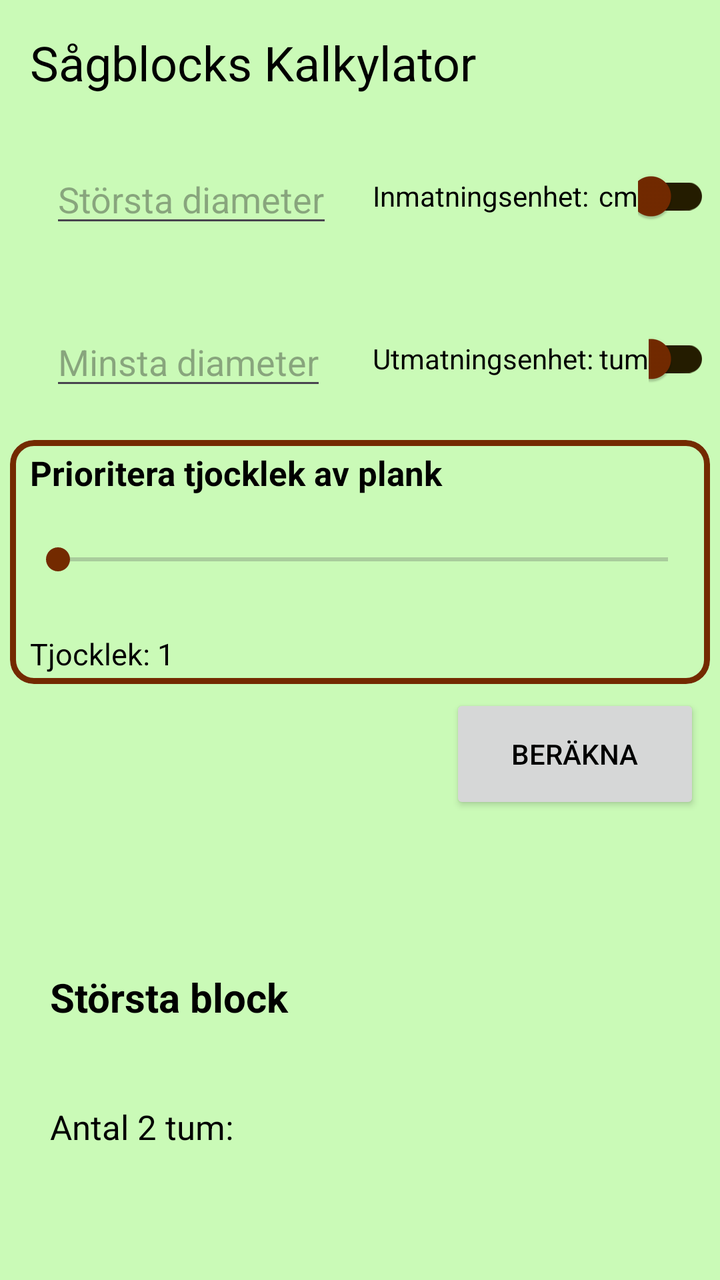
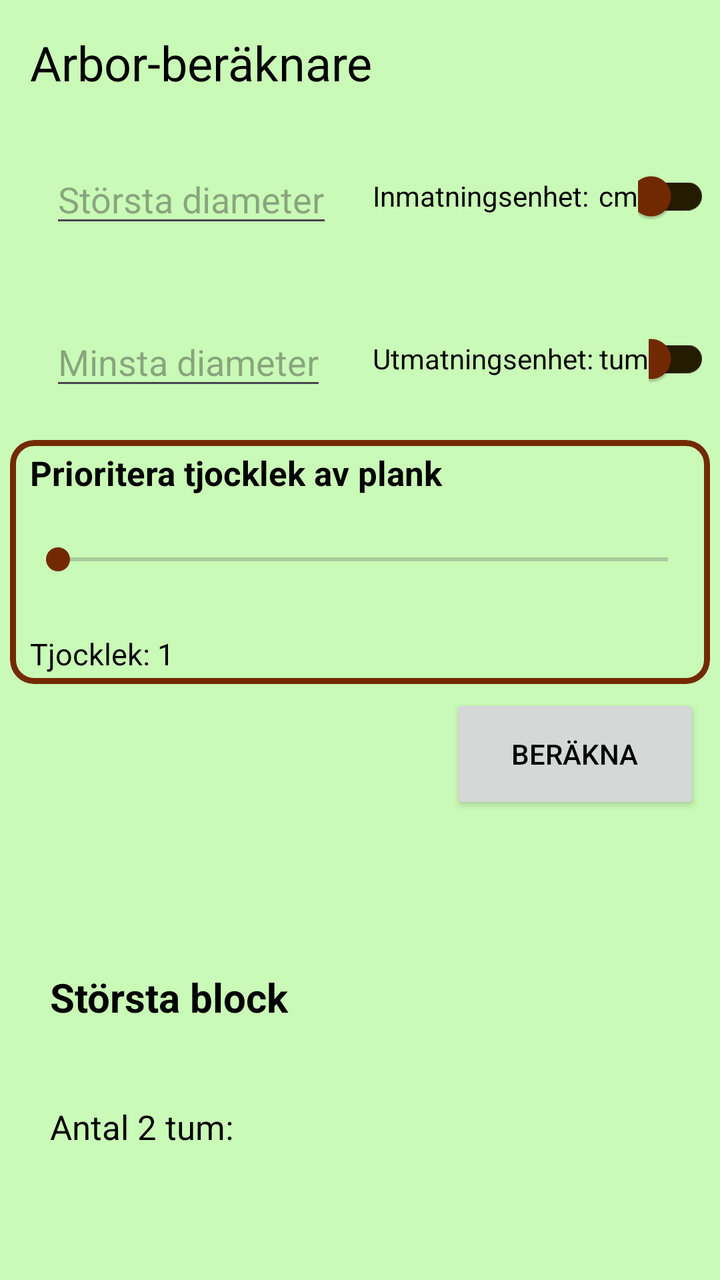

Before-and-after screenshots of an Android layout around one commit, followed by the original layout XML and the change that was made.
<!-- AndroidManifest.xml: application theme Theme.LogCalculator -->
<!-- res/layout/activity_main.xml -->
<?xml version="1.0" encoding="utf-8"?>
<LinearLayout
        xmlns:android="http://schemas.android.com/apk/res/android"
        xmlns:tools="http://schemas.android.com/tools"
        xmlns:app="http://schemas.android.com/apk/res-auto"
        android:id="@+id/main"
        android:layout_width="match_parent"
        android:layout_height="match_parent"
        android:orientation="vertical"
        tools:context=".MainActivity"
        android:padding="5dp"

>

    <TextView
            android:layout_width="match_parent"
            android:layout_height="wrap_content"
            android:text="Sågblocks Kalkylator"
            app:layout_constraintBottom_toBottomOf="parent"
            app:layout_constraintStart_toStartOf="parent"
            app:layout_constraintEnd_toEndOf="parent"
            app:layout_constraintTop_toTopOf="parent" app:layout_constraintVertical_bias="0.049"
            android:textSize="24sp"
            android:layout_margin="10dp"
    />
    <LinearLayout
            android:orientation="horizontal"
            android:layout_width="match_parent"
            android:layout_height="wrap_content"
    >

        <EditText android:layout_width="wrap_content"
                  android:layout_height="wrap_content"
                  android:id="@+id/big_input"
                  android:hint="Största diameter"
                  android:layout_margin="20dp"
                  android:inputType="numberDecimal"
        />
        <TextView android:layout_width="wrap_content"
                  android:layout_height="wrap_content"
                  android:text="@string/inmatningsenhet"
                  android:layout_marginEnd="5dp"
                  android:layout_gravity="center_vertical"
        >

        </TextView>
        <TextView android:layout_width="wrap_content"
                  android:layout_height="wrap_content"
                  android:text="@string/cm"
                  android:id="@+id/inputUnit"
                  android:layout_gravity="center_vertical"
        >

        </TextView>
        <androidx.appcompat.widget.SwitchCompat
                android:layout_width="0dp"
                android:layout_height="wrap_content"
                android:id="@+id/input_switch"
                android:layout_weight="1"
                android:layout_gravity="center_vertical"
                app:trackTint="@color/switchTrack"
                app:thumbTint="@color/switchThumb"

        />
    </LinearLayout>

    <LinearLayout android:layout_width="match_parent"
                  android:layout_height="wrap_content"
                  android:orientation="horizontal"
    >

        <EditText android:layout_width="wrap_content"
                  android:layout_height="wrap_content"
                  android:id="@+id/small_input"
                  android:hint="Minsta diameter"
                  android:layout_margin="20dp"
                  android:inputType="numberDecimal"

        />

        <TextView android:layout_width="wrap_content"
                  android:layout_height="wrap_content"
                  android:text="@string/utmatningsenhet"
                  android:layout_margin="3dp"
                  android:layout_gravity="center_vertical"
        >
        </TextView>
        <TextView android:layout_width="wrap_content"
                  android:layout_height="wrap_content"
                  android:text="@string/tum"
                  android:id="@+id/outputUnit"
                  android:layout_gravity="center_vertical"
        >
        </TextView>

        <androidx.appcompat.widget.SwitchCompat
                android:layout_width="0dp"
                android:layout_height="wrap_content"
                android:id="@+id/output_switch"
                android:layout_weight="1"
                android:layout_gravity="center_vertical"
                app:trackTint="@color/switchTrack"
                app:thumbTint="@color/switchThumb"


        />

    </LinearLayout>

    <LinearLayout android:layout_width="match_parent"
                  android:layout_height="wrap_content"
                  android:orientation="horizontal"
    >


        <com.google.android.material.card.MaterialCardView android:layout_width="match_parent"
                                                           android:layout_height="wrap_content"
                                                           app:strokeWidth="3dp"
                                                           app:strokeColor="@color/edge"
        >


            <LinearLayout android:layout_width="match_parent"
                          android:layout_height="wrap_content"
                          android:orientation="vertical"
                          android:padding="5dp">

                <TextView android:layout_width="match_parent"
                          android:layout_height="wrap_content"
                          android:text="Prioritera tjocklek av plank"
                          android:paddingLeft="5dp"
                          android:textStyle="bold"
                          android:textSize="17dp"

                >

                </TextView>
                <SeekBar
                        android:layout_width="match_parent"
                        android:layout_height="40sp"
                        android:id="@+id/thickness_bar"
                        android:layout_weight="1"
                        android:layout_marginTop="12dp"
                        android:layout_marginBottom="12dp"
                        android:progress="1"

                />
                <TextView android:layout_width="match_parent"
                          android:layout_height="wrap_content"
                          android:layout_marginTop="5dp"
                          android:id="@+id/selected_thickness"
                          android:text="@string/selected_thickness"
                          android:textSize="15dp"
                          android:paddingLeft="5dp"
                >

                </TextView>
            </LinearLayout>
        </com.google.android.material.card.MaterialCardView>


    </LinearLayout>
    <Button android:layout_width="125dp"
            android:layout_height="60dp"
            android:layout_margin="5dp"
            android:layout_gravity="right"
            android:id="@+id/calculateLog"
            android:text="@string/calc"
    />
    <TextView android:layout_width="wrap_content"
              android:layout_height="wrap_content"
              android:layout_margin="10dp"
              android:padding="3dp"
              android:id="@+id/textinput_error"
              android:textColor="@color/errorRed"
              android:textSize="20dp"
              android:textStyle="bold"
    />
    <LinearLayout android:layout_width="match_parent" android:layout_height="match_parent"
                  android:orientation="vertical"
    >

        <TextView android:layout_width="wrap_content"
                  android:layout_height="wrap_content"
                  android:layout_margin="20dp"
                  android:id="@+id/result"
                  android:text="Största block "
                  android:textSize="20sp"
                  android:textStyle="bold"
        />
        <TextView android:layout_width="wrap_content"
                  android:layout_height="wrap_content"
                  android:layout_margin="20dp"
                  android:id="@+id/twoInch"
                  android:text="Antal 2 tum: "
                  android:textSize="17sp"

        />
        <TextView android:layout_width="wrap_content"
                  android:layout_height="wrap_content"
                  android:layout_margin="20dp"
                  android:id="@+id/oneInch"
                  android:text="Antal 1 tum: "
                  android:textSize="17sp"

        />
        <TextView android:layout_width="wrap_content"
                  android:layout_height="wrap_content"
                  android:layout_margin="20dp"
                  android:id="@+id/spill"
                  android:text="Spill: "
                  android:textSize="17sp"

        />
    </LinearLayout>


</LinearLayout>
<!-- resources referenced by this layout -->
<resources>
  <color name="edge">#732A00</color>
  <color name="errorRed">#FF0000</color>
  <color name="switchThumb">#732A00</color>
  <color name="switchTrack">#241C00</color>
  <string name="calc">Beräkna</string>
  <string name="cm">cm</string>
  <string name="inmatningsenhet">Inmatningsenhet:</string>
  <string name="selected_thickness">Tjocklek: 1</string>
  <string name="tum">tum</string>
  <string name="utmatningsenhet">Utmatningsenhet:</string>
  <style name="Theme.LogCalculator" parent="Base.Theme.LogCalculator" />
  <style name="Base.Theme.LogCalculator" parent="Theme.Material3.DayNight.NoActionBar">
          
          
          <item name="colorPrimary">@color/primaryLight</item>
          <item name="colorOnPrimary">@color/black</item>
          <item name="colorSecondary">@color/accentLight</item>
          <item name="colorOnSecondary">@color/white</item>
          <item name="colorSurface">@color/surfaceLight</item>
          <item name="colorOnSurface">@color/white</item>
          <item name="android:textColor">@color/black</item>
          <item name="android:background">@color/background</item>
      </style>
  <color name="primaryLight">#732A00</color>
  <color name="black">#FF000000</color>
  <color name="accentLight">#732A00</color>
  <color name="white">#FFFFFFFF</color>
  <color name="surfaceLight">#73000F</color>
  <color name="background">#CAFAB7</color>
</resources>

<!-- the commit's change to res/layout/activity_main.xml (unified diff, before → after) -->
@@ -15,7 +15,7 @@
     <TextView
             android:layout_width="match_parent"
             android:layout_height="wrap_content"
-            android:text="Sågblocks Kalkylator"
+            android:text="@string/title"
             app:layout_constraintBottom_toBottomOf="parent"
             app:layout_constraintStart_toStartOf="parent"
             app:layout_constraintEnd_toEndOf="parent"
<!-- resource entries referenced after the edit -->
@@ -8,6 +8,7 @@
   <string name="cm">cm</string>
   <string name="inmatningsenhet">Inmatningsenhet:</string>
   <string name="selected_thickness">Tjocklek: 1</string>
+  <string name="title">Arbor-beräknare</string>
   <string name="tum">tum</string>
   <string name="utmatningsenhet">Utmatningsenhet:</string>
   <style name="Theme.LogCalculator" parent="Base.Theme.LogCalculator" />
